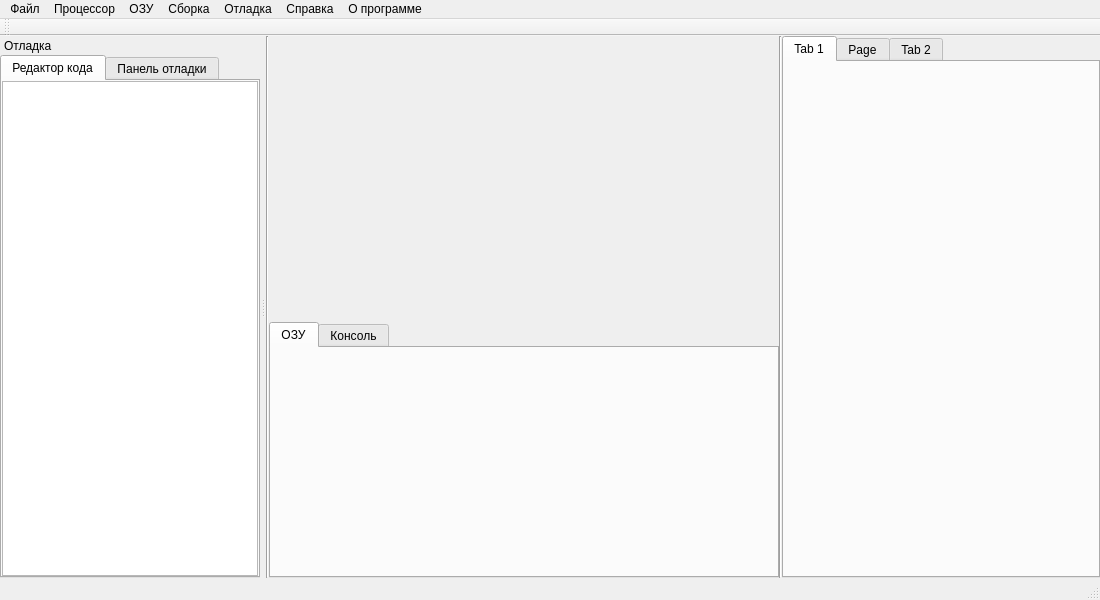
Old version of the form mainwindow.ui in the repository Buvaluy/VirtualMachine.
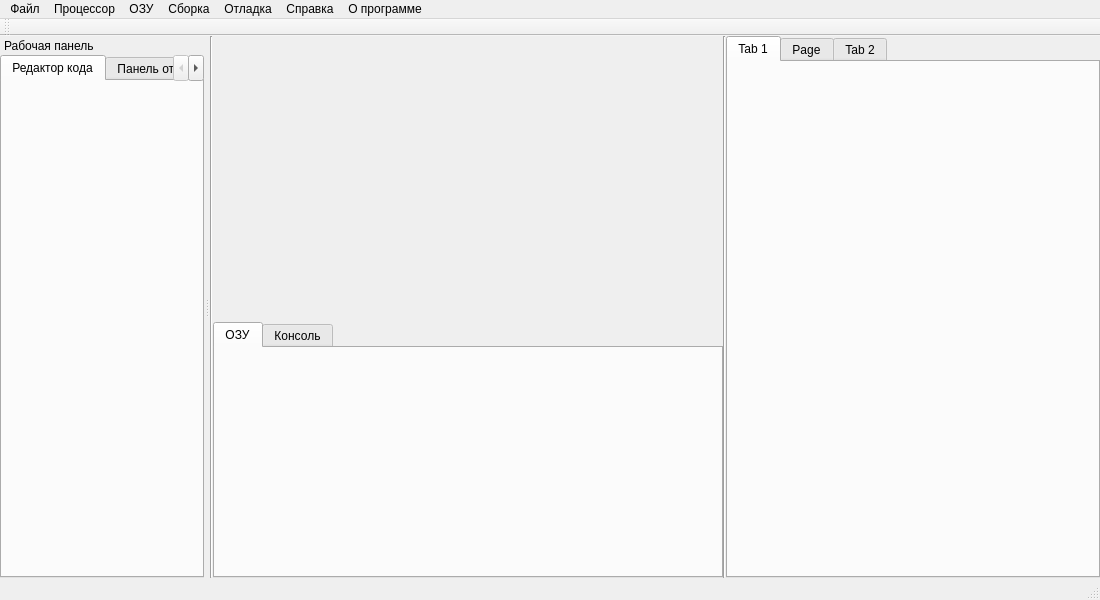
New version of the form. The open tabs and pages were chosen to show the change.

```diff
--- a/mainwindow.ui
+++ b/mainwindow.ui
@@ -308,7 +308,7 @@
     <set>Qt::LeftDockWidgetArea</set>
    </property>
    <property name="windowTitle">
-    <string notr="true">Отладка</string>
+    <string notr="true">Рабочая панель</string>
    </property>
    <attribute name="dockWidgetArea">
     <number>1</number>
@@ -356,11 +356,11 @@
           <number>0</number>
          </property>
          <item>
-          <widget class="QTextEdit" name="textEdit">
-           <property name="styleSheet">
-            <string notr="true">font: 12pt &quot;Consolas&quot;;</string>
+          <layout class="QVBoxLayout" name="vltextEdit">
+           <property name="spacing">
+            <number>0</number>
            </property>
-          </widget>
+          </layout>
          </item>
         </layout>
        </widget>
```
Left out of the diff: 4 changed lines with no effect on the pictures.
